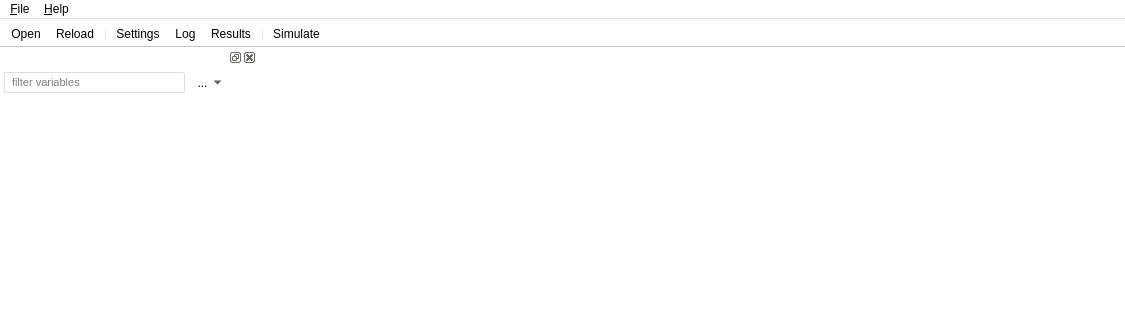
CATIA-Systems/FMPy, file fmpy/gui/forms/MainWindow.ui: the form before one commit; both pictures show x 0 to 1125 and y 0 to 320 of the 1125 by 836 pixel window.
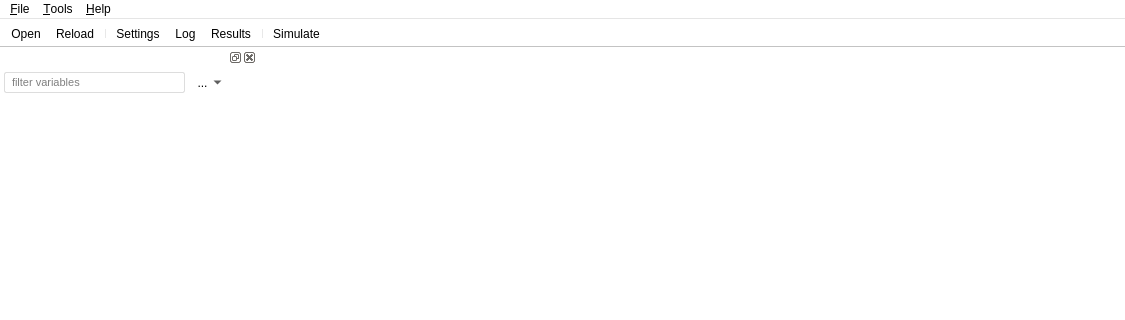
The form after the commit. Icons and pictures are not drawn. Custom widgets are drawn as their Qt base class.

Commit message:
Add "Tools" menu to GUI
solves #124
[skip ci]

The edit to the form file:
```diff
--- a/fmpy/gui/forms/MainWindow.ui
+++ b/fmpy/gui/forms/MainWindow.ui
@@ -1350,7 +1350,16 @@
     <addaction name="separator"/>
     <addaction name="actionShowAboutDialog"/>
    </widget>
+   <widget class="QMenu" name="menu_Tools">
+    <property name="title">
+     <string>&amp;Tools</string>
+    </property>
+    <addaction name="actionCompilePlatformBinary"/>
+    <addaction name="actionCreateCMakeProject"/>
+    <addaction name="actionAddRemoting"/>
+   </widget>
    <addaction name="menu_File"/>
+   <addaction name="menu_Tools"/>
    <addaction name="menu_Help"/>
   </widget>
   <widget class="QStatusBar" name="statusBar">
```
Left out of the diff: 4 changed lines with no effect on the pictures.
